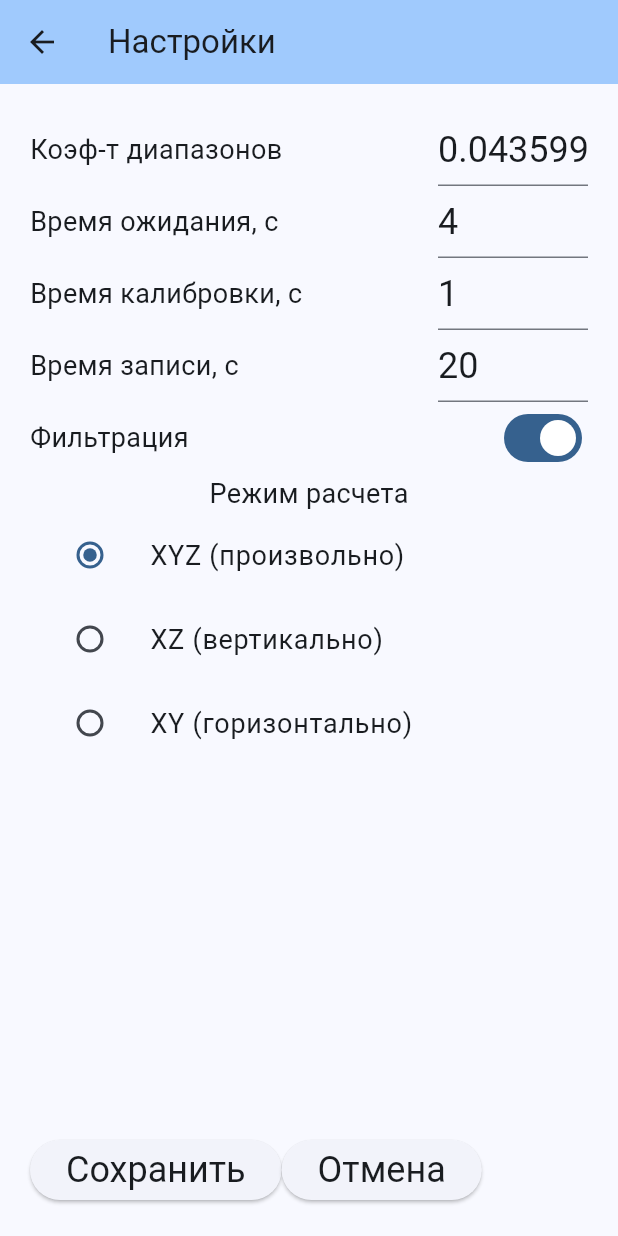
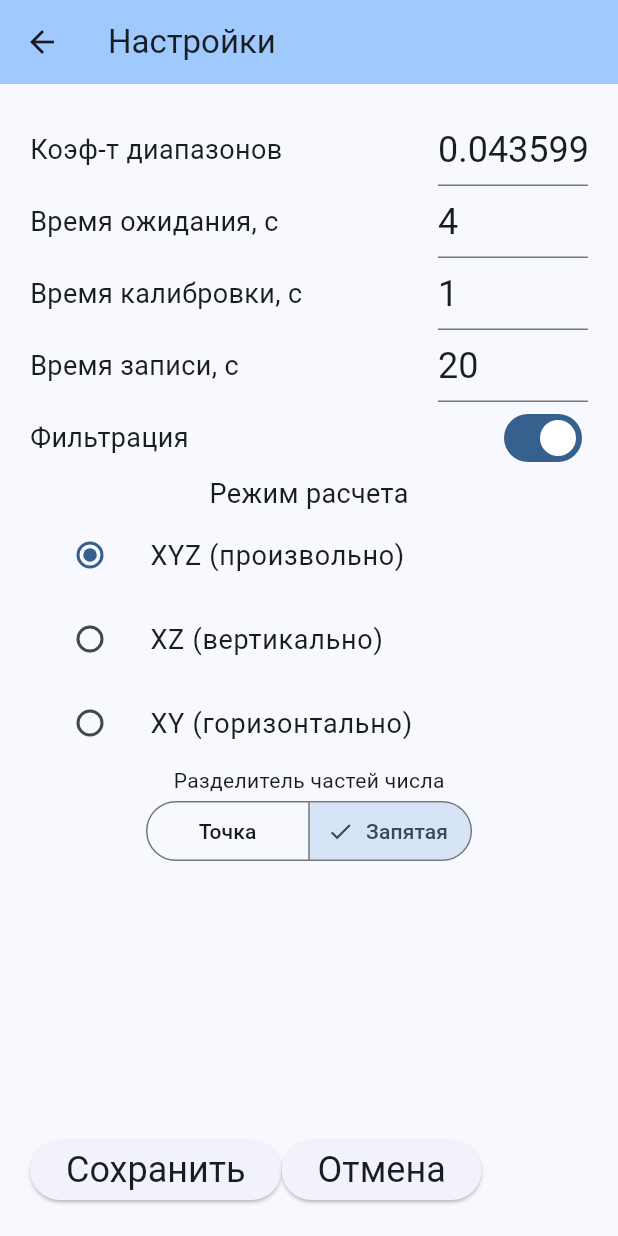
Before and after one commit to grigp/accel_kfr, a Flutter app: the screen it shows after launch, after a tap on the "settings" icon, on a phone screen of 412 x 824 dp. Run offline on Flutter 3.47's test engine with Material 3 defaults, Android fonts, the light colour scheme and no system bars; our stand-ins replace assets_audio_player, flutter_bloc, flutter_secure_storage, get_it, sensors_plus, share_plus; missing offline and left inert: number_text_input_formatter.

Commit message:
Эксперименты с разделителем целой и дробной частей

```diff
--- a/lib/calculators/calculate_defines.dart
+++ b/lib/calculators/calculate_defines.dart
@@ -3,3 +3,8 @@
 ///< cdmVertical - X и Z (вертикальное расположение устройства),
 ///< cdmHorizontal - X и Y (горизонтальное расположение устройства)
 enum CalculateDirectionMode {cdm3D, cdmVertical, cdmHorizontal}
+
+///< Раделитель целой и дробной части числа при экспорте сигнала
+///< dsPoint - точка
+///< dsComma - запятая
+enum DecimalSeparator { dsPoint, dsComma }
--- a/lib/features/record_screen/view/record_screen.dart
+++ b/lib/features/record_screen/view/record_screen.dart
@@ -204,72 +204,72 @@ class _RecordScreenState extends State<RecordScreen> {
                       Row(children: [
                         Text(
                           'A(x):',
-                          style: Theme.of(context).textTheme.headlineMedium,
+                          style: Theme.of(context).textTheme.headlineSmall,
                         ),
                         SizedBox(
                           width: 120,
                           child: Text(
                             '${num.parse(_ax.toStringAsFixed(4))}',
-                            style: Theme.of(context).textTheme.headlineMedium,
+                            style: Theme.of(context).textTheme.headlineSmall,
                           ),
                         ),
                         Text(
                           'G(x):',
-                          style: Theme.of(context).textTheme.headlineMedium,
+                          style: Theme.of(context).textTheme.headlineSmall,
                         ),
                         SizedBox(
                           width: 120,
                           child: Text(
                             '${num.parse(_gx.toStringAsFixed(4))}',
-                            style: Theme.of(context).textTheme.headlineMedium,
+                            style: Theme.of(context).textTheme.headlineSmall,
                           ),
                         ),
                       ]),
                       Row(children: [
                         Text(
                           'A(y):',
-                          style: Theme.of(context).textTheme.headlineMedium,
+                          style: Theme.of(context).textTheme.headlineSmall,
                         ),
                         SizedBox(
                           width: 120,
                           child: Text(
                             '${num.parse(_ay.toStringAsFixed(4))}',
-                            style: Theme.of(context).textTheme.headlineMedium,
+                            style: Theme.of(context).textTheme.headlineSmall,
                           ),
                         ),
                         Text(
                           'G(y):',
-                          style: Theme.of(context).textTheme.headlineMedium,
+                          style: Theme.of(context).textTheme.headlineSmall,
                         ),
                         SizedBox(
                           width: 120,
                           child: Text(
                             '${num.parse(_gy.toStringAsFixed(4))}',
-                            style: Theme.of(context).textTheme.headlineMedium,
+                            style: Theme.of(context).textTheme.headlineSmall,
                           ),
                         ),
                       ]),
                       Row(children: [
                         Text(
                           'A(z):',
-                          style: Theme.of(context).textTheme.headlineMedium,
+                          style: Theme.of(context).textTheme.headlineSmall,
                         ),
                         SizedBox(
                           width: 120,
                           child: Text(
                             '${num.parse(_az.toStringAsFixed(4))}',
-                            style: Theme.of(context).textTheme.headlineMedium,
+                            style: Theme.of(context).textTheme.headlineSmall,
                           ),
                         ),
                         Text(
                           'G(z):',
-                          style: Theme.of(context).textTheme.headlineMedium,
+                          style: Theme.of(context).textTheme.headlineSmall,
                         ),
                         SizedBox(
                           width: 120,
                           child: Text(
                             '${num.parse(_gz.toStringAsFixed(4))}',
-                            style: Theme.of(context).textTheme.headlineMedium,
+                            style: Theme.of(context).textTheme.headlineSmall,
                           ),
                         ),
                       ]),
--- a/lib/features/settings_screen/view/settings_screen.dart
+++ b/lib/features/settings_screen/view/settings_screen.dart
@@ -33,6 +33,9 @@ class _SettingsScreenState extends State<SettingsScreen> {
   ///< cdmHorizontal - X и Y (горизонтальное расположение устройства)
   CalculateDirectionMode _cdm = CalculateDirectionMode.cdm3D;
 
+  ///< Разделитель целой и дробной частей числа
+  DecimalSeparator _ds = DecimalSeparator.dsComma;
+
   void getValues() async {
     const storage = FlutterSecureStorage();
     String? sdk = await storage.read(key: 'diaps_koef');
@@ -55,6 +58,11 @@ class _SettingsScreenState extends State<SettingsScreen> {
     if (stcdm != null) {
       _cdm = CalculateDirectionMode.values[int.tryParse(stcdm)!];
     }
+    String? stds = await storage.read(key: 'decimal_separator');
+    if (stds != null) {
+      _ds = DecimalSeparator.values[int.tryParse(stds)!];
+    }
+
     String? stf = await storage.read(key: 'filtration');
     if (stf != null) {
       if (stf == "1") {
@@ -85,6 +93,8 @@ class _SettingsScreenState extends State<SettingsScreen> {
     await storage.write(key: 'time_record', value: s);
     s = _cdm.index.toString();
     await storage.write(key: 'calculate_direction_mode', value: s);
+    s = _ds.index.toString();
+    await storage.write(key: 'decimal_separator', value: s);
     if (_isFilter) {
       s = '1';
     } else {
@@ -323,6 +333,63 @@ class _SettingsScreenState extends State<SettingsScreen> {
                   ),
                 ],
               ),
+              const Text(
+                'Разделитель частей числа',
+                style: TextStyle(fontSize: 14),
+              ),
+              // Column(
+              //   children: <Widget>[
+              //     ListTile(
+              //       title: const Text(
+              //         'Точка',
+              //         style: TextStyle(fontSize: 14),
+              //       ),
+              //       leading: Radio<DecimalSeparator>(
+              //         value: DecimalSeparator.dsPoint,
+              //         groupValue: _ds,
+              //         onChanged: (DecimalSeparator? value) {
+              //           setState(() {
+              //             _ds = value!;
+              //           });
+              //         },
+              //       ),
+              //     ),
+              //     ListTile(
+              //       title: const Text(
+              //         'Запятая',
+              //         style: TextStyle(fontSize: 14),
+              //       ),
+              //       leading: Radio<DecimalSeparator>(
+              //         value: DecimalSeparator.dsComma,
+              //         groupValue: _ds,
+              //         onChanged: (DecimalSeparator? value) {
+              //           setState(() {
+              //             _ds = value!;
+              //           });
+              //         },
+              //       ),
+              //     ),
+              //   ],
+              // ),
+              SegmentedButton<DecimalSeparator>(
+                segments: const <ButtonSegment<DecimalSeparator>>[
+                  ButtonSegment<DecimalSeparator>(
+                    value: DecimalSeparator.dsPoint,
+                    label: Text('Точка'),
+                  ),
+                  ButtonSegment<DecimalSeparator>(
+                    value: DecimalSeparator.dsComma,
+                    label: Text('Запятая'),
+                  ),
+                ],
+                selected: <DecimalSeparator>{_ds},
+                onSelectionChanged: (Set<DecimalSeparator> newSelection) {
+                  setState(() {
+                    _ds = newSelection.first;
+//                    widget.onAmModeChanged(widget.amMode);
+                  });
+                },
+              ),
               const Expanded(child: SizedBox(height: double.infinity)),
               Row(
                 children: [
```
Also changed, not shown: lib/features/result_screen/view/result_screen.dart (+55 -5 lines).
